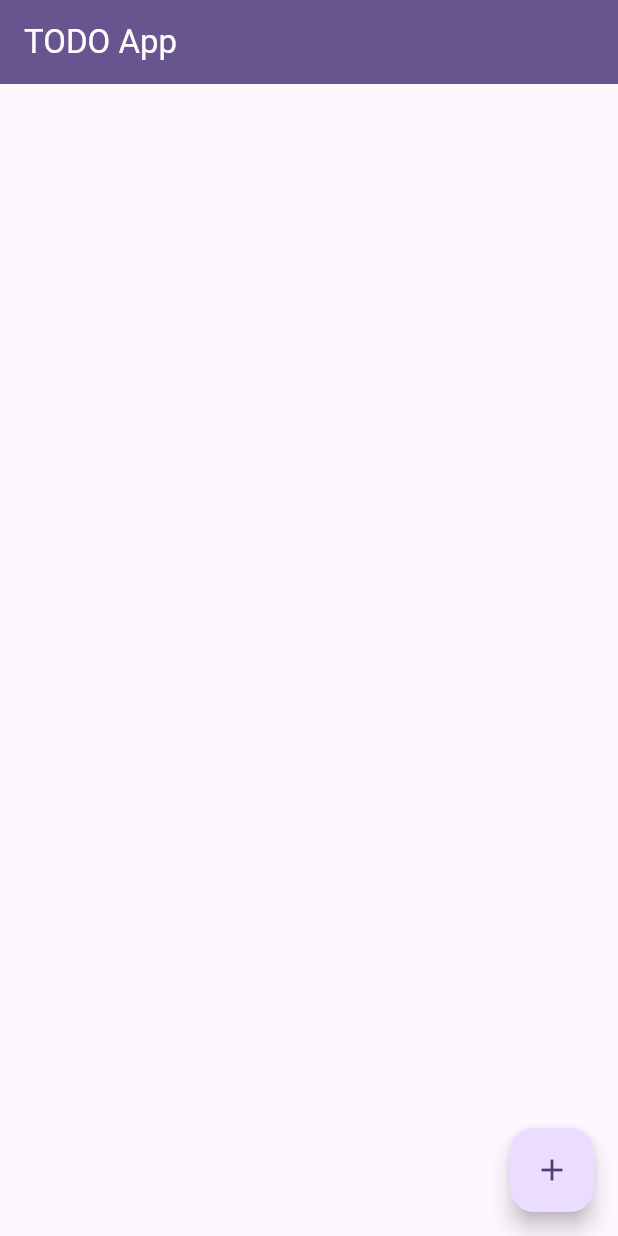
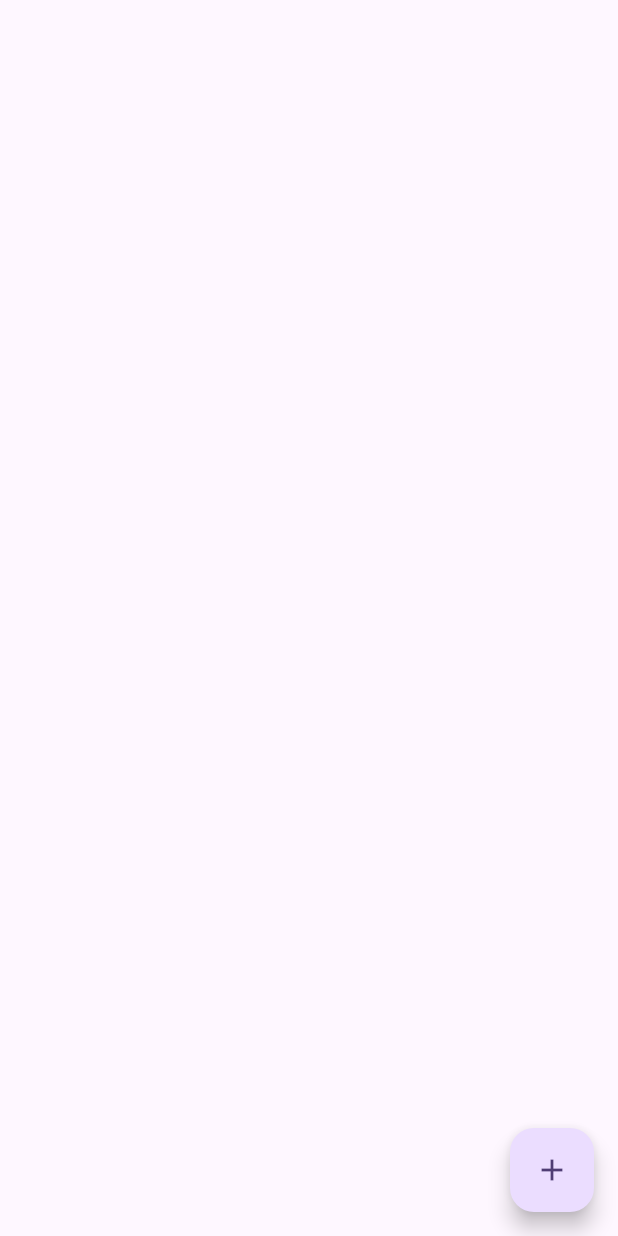
Before and after one commit to caiohsj/todo_flutter, a Flutter app: the screen it shows after launch, on a phone screen of 412 x 824 dp. Run offline on Flutter 3.47's test engine with Material 2 defaults, Android fonts, the phone set to English and light mode, and no system bars.

Commit message:
feat: remove app bar from home page

```diff
--- a/lib/pages/home_page.dart
+++ b/lib/pages/home_page.dart
@@ -28,13 +28,6 @@ class _HomePageState extends State<HomePage> {
     }
 
     return Scaffold(
-      appBar: AppBar(
-        backgroundColor: Theme.of(context).colorScheme.primary,
-        title: Text(
-          widget.title,
-          style: const TextStyle(color: Colors.white),
-        ),
-      ),
       body: ListView(
         children: List.from(taskModel.tasks.map((element) => ListTile(
             leading: element.completed
```
